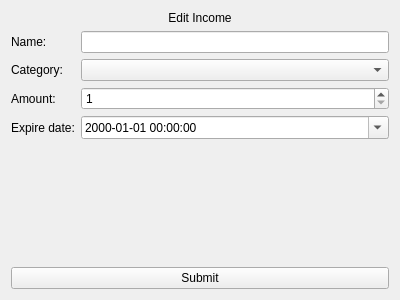
This is src/Client/View/MainPage/Income/IncomeEditSubPage/IncomeEditSubPage.ui in iodream/Spend-Note as Qt 5 draws it before an edit. The edited form follows.
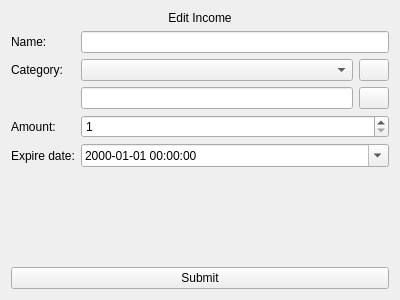
This is the edited form. Icons and pictures are not drawn.

Commit message: UI work for quick create categories on various pages and new page for editing custom categories

Patch:
```diff
--- a/src/Client/View/MainPage/Income/IncomeEditSubPage/IncomeEditSubPage.ui
+++ b/src/Client/View/MainPage/Income/IncomeEditSubPage/IncomeEditSubPage.ui
@@ -36,28 +36,38 @@
      <item row="0" column="1">
       <widget class="QLineEdit" name="NameLineEdit"/>
      </item>
-     <item row="1" column="0">
+     <item row="5" column="0">
       <widget class="QLabel" name="label_2">
        <property name="text">
         <string>Category:</string>
        </property>
       </widget>
      </item>
-     <item row="2" column="0">
+     <item row="7" column="0">
       <widget class="QLabel" name="label_3">
        <property name="text">
         <string>Amount:</string>
        </property>
       </widget>
      </item>
-     <item row="3" column="0">
+     <item row="7" column="1">
+      <widget class="QSpinBox" name="Amount">
+       <property name="minimum">
+        <number>1</number>
+       </property>
+       <property name="maximum">
+        <number>100000</number>
+       </property>
+      </widget>
+     </item>
+     <item row="8" column="0">
       <widget class="QLabel" name="label_4">
        <property name="text">
         <string>Expire date:</string>
        </property>
       </widget>
      </item>
-     <item row="3" column="1">
+     <item row="8" column="1">
       <widget class="QDateEdit" name="ExpirationDateEdit">
        <property name="displayFormat">
         <string>yyyy-MM-dd hh:mm:ss</string>
@@ -67,18 +77,53 @@
        </property>
       </widget>
      </item>
-     <item row="2" column="1">
-      <widget class="QSpinBox" name="Amount">
-       <property name="minimum">
-        <number>1</number>
-       </property>
-       <property name="maximum">
-        <number>100000</number>
-       </property>
-      </widget>
+     <item row="5" column="1">
+      <layout class="QHBoxLayout" name="CategoryLayout">
+       <item>
+        <widget class="QComboBox" name="Category"/>
+       </item>
+       <item>
+        <widget class="QPushButton" name="NewCategoryButton">
+         <property name="maximumSize">
+          <size>
+           <width>30</width>
+           <height>16777215</height>
+          </size>
+         </property>
+         <property name="text">
+          <string/>
+         </property>
+         <property name="icon">
+          <iconset resource="../../../../resources.qrc">
+           <normaloff>:/Icons/Icons/baseline_add_black_24dp.png</normaloff>:/Icons/Icons/baseline_add_black_24dp.png</iconset>
+         </property>
+        </widget>
+       </item>
+      </layout>
      </item>
-     <item row="1" column="1">
-      <widget class="QComboBox" name="Category"/>
+     <item row="6" column="1">
+      <layout class="QHBoxLayout" name="CategoryEditLayout">
+       <item>
+        <widget class="QLineEdit" name="NewCategoryName"/>
+       </item>
+       <item>
+        <widget class="QPushButton" name="NewCategorySaveButton">
+         <property name="maximumSize">
+          <size>
+           <width>30</width>
+           <height>16777215</height>
+          </size>
+         </property>
+         <property name="text">
+          <string/>
+         </property>
+         <property name="icon">
+          <iconset resource="../../../../resources.qrc">
+           <normaloff>:/Icons/Icons/baseline_done_black_24dp.png</normaloff>:/Icons/Icons/baseline_done_black_24dp.png</iconset>
+         </property>
+        </widget>
+       </item>
+      </layout>
      </item>
     </layout>
    </item>
```
The commit also changes 23 other files.
